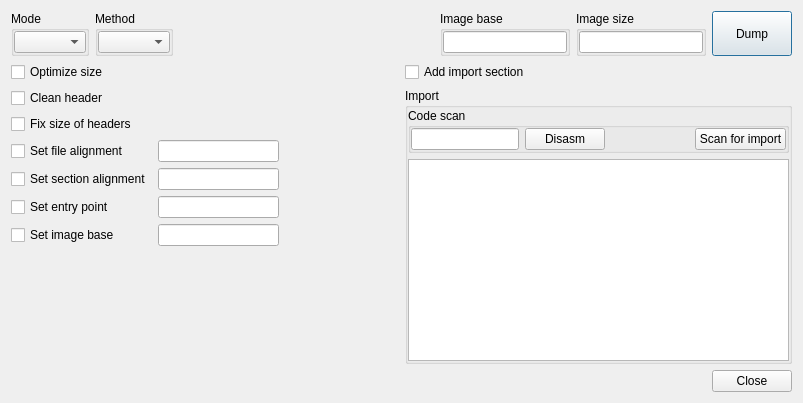
Old version of the form dialogdumpprocessmemory.ui in the repository horsicq/XProcessWidget.
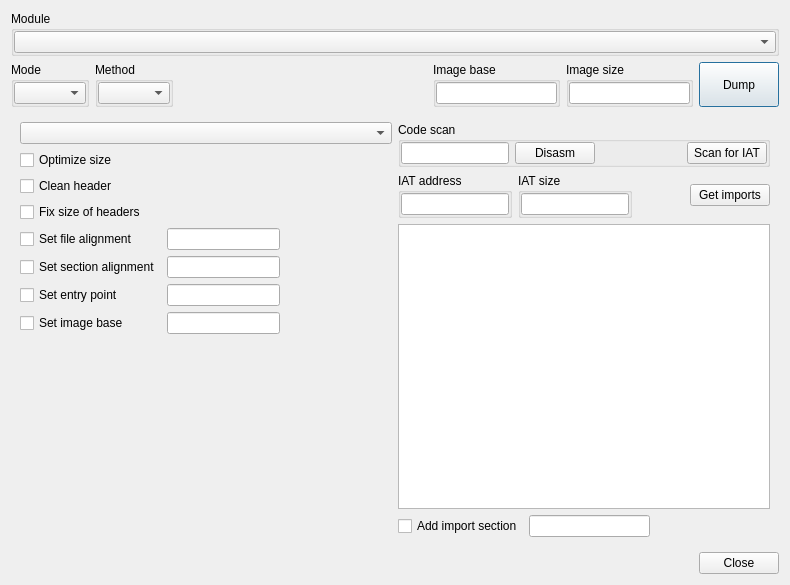
New version of the form. Custom widgets are drawn as their Qt base class.

Patch:
```diff
--- a/dialogdumpprocessmemory.ui
+++ b/dialogdumpprocessmemory.ui
@@ -9,8 +9,8 @@
    <rect>
     <x>0</x>
     <y>0</y>
-    <width>803</width>
-    <height>403</height>
+    <width>790</width>
+    <height>585</height>
    </rect>
   </property>
   <property name="windowTitle">
@@ -20,6 +20,30 @@
    <bool>true</bool>
   </property>
   <layout class="QVBoxLayout" name="verticalLayout_3">
+   <item>
+    <widget class="QGroupBox" name="groupBoxModule">
+     <property name="title">
+      <string>Module</string>
+     </property>
+     <layout class="QVBoxLayout" name="verticalLayout_10">
+      <property name="leftMargin">
+       <number>0</number>
+      </property>
+      <property name="topMargin">
+       <number>0</number>
+      </property>
+      <property name="rightMargin">
+       <number>0</number>
+      </property>
+      <property name="bottomMargin">
+       <number>0</number>
+      </property>
+      <item>
+       <widget class="QComboBox" name="comboBoxModule"/>
+      </item>
+     </layout>
+    </widget>
+   </item>
    <item>
     <layout class="QHBoxLayout" name="horizontalLayout_2">
      <item>
@@ -165,53 +189,53 @@
       <number>1</number>
      </property>
      <widget class="QWidget" name="pageRaw"/>
-     <widget class="QWidget" name="pageRebuild">
-      <layout class="QHBoxLayout" name="horizontalLayout_4">
-       <property name="leftMargin">
-        <number>0</number>
-       </property>
-       <property name="topMargin">
-        <number>0</number>
-       </property>
-       <property name="rightMargin">
-        <number>0</number>
-       </property>
-       <property name="bottomMargin">
-        <number>0</number>
-       </property>
+     <widget class="QWidget" name="pagePE">
+      <layout class="QHBoxLayout" name="horizontalLayout_5">
        <item>
-        <layout class="QVBoxLayout" name="verticalLayout_8">
+        <layout class="QVBoxLayout" name="verticalLayout_9">
+         <item>
+          <widget class="QComboBox" name="comboBoxUseHeaders"/>
+         </item>
          <item>
           <layout class="QGridLayout" name="gridLayout">
+           <item row="5" column="1">
+            <widget class="XLineEditHEX" name="lineEditSectionAlignment"/>
+           </item>
+           <item row="1" column="2">
+            <spacer name="horizontalSpacer_3">
+             <property name="orientation">
+              <enum>Qt::Horizontal</enum>
+             </property>
+             <property name="sizeHint" stdset="0">
+              <size>
+               <width>40</width>
+               <height>20</height>
+              </size>
+             </property>
+            </spacer>
+           </item>
+           <item row="7" column="2">
+            <spacer name="horizontalSpacer_7">
+             <property name="orientation">
+              <enum>Qt::Horizontal</enum>
+             </property>
+             <property name="sizeHint" stdset="0">
+              <size>
+               <width>40</width>
+               <height>20</height>
+              </size>
+             </property>
+            </spacer>
+           </item>
            <item row="1" column="0">
-            <widget class="QCheckBox" name="checkBoxCleanHeader">
-             <property name="text">
-              <string>Clean header</string>
-             </property>
-            </widget>
-           </item>
-           <item row="6" column="0">
-            <widget class="QCheckBox" name="checkBoxSetImageBase">
-             <property name="sizePolicy">
-              <sizepolicy hsizetype="Minimum" vsizetype="Fixed">
-               <horstretch>0</horstretch>
-               <verstretch>0</verstretch>
-              </sizepolicy>
-             </property>
-             <property name="text">
-              <string>Set image base</string>
-             </property>
-            </widget>
-           </item>
-           <item row="0" column="0">
             <widget class="QCheckBox" name="checkBoxOptimizeSize">
              <property name="text">
               <string>Optimize size</string>
              </property>
             </widget>
            </item>
-           <item row="5" column="2">
-            <spacer name="horizontalSpacer_6">
+           <item row="4" column="2">
+            <spacer name="horizontalSpacer_4">
              <property name="orientation">
               <enum>Qt::Horizontal</enum>
              </property>
@@ -223,51 +247,15 @@
              </property>
             </spacer>
            </item>
-           <item row="4" column="1">
-            <widget class="XLineEditHEX" name="lineEditSectionAlignment"/>
-           </item>
-           <item row="0" column="2">
-            <spacer name="horizontalSpacer_3">
-             <property name="orientation">
-              <enum>Qt::Horizontal</enum>
-             </property>
-             <property name="sizeHint" stdset="0">
-              <size>
-               <width>40</width>
-               <height>20</height>
-              </size>
-             </property>
-            </spacer>
-           </item>
-           <item row="3" column="0">
+           <item row="4" column="0">
             <widget class="QCheckBox" name="checkBoxSetFileAlignment">
              <property name="text">
               <string>Set file alignment</string>
              </property>
             </widget>
            </item>
-           <item row="4" column="0">
-            <widget class="QCheckBox" name="checkBoxSetSectionAlignment">
-             <property name="text">
-              <string>Set section alignment</string>
-             </property>
-            </widget>
-           </item>
-           <item row="5" column="0">
-            <widget class="QCheckBox" name="checkBoxSetEntryPoint">
-             <property name="sizePolicy">
-              <sizepolicy hsizetype="Minimum" vsizetype="Fixed">
-               <horstretch>0</horstretch>
-               <verstretch>0</verstretch>
-              </sizepolicy>
-             </property>
-             <property name="text">
-              <string>Set entry point</string>
-             </property>
-            </widget>
-           </item>
-           <item row="6" column="2">
-            <spacer name="horizontalSpacer_7">
+           <item row="2" column="2">
+            <spacer name="horizontalSpacer_8">
              <property name="orientation">
               <enum>Qt::Horizontal</enum>
              </property>
@@ -279,61 +267,88 @@
              </property>
             </spacer>
            </item>
-           <item row="3" column="1">
-            <widget class="XLineEditHEX" name="lineEditFileAlignment"/>
-           </item>
            <item row="6" column="1">
-            <widget class="XLineEditHEX" name="lineEditImageBase"/>
-           </item>
-           <item row="3" column="2">
-            <spacer name="horizontalSpacer_4">
-             <property name="orientation">
-              <enum>Qt::Horizontal</enum>
-             </property>
-             <property name="sizeHint" stdset="0">
-              <size>
-               <width>40</width>
-               <height>20</height>
-              </size>
-             </property>
-            </spacer>
-           </item>
-           <item row="5" column="1">
             <widget class="XLineEditHEX" name="lineEditEntryPoint"/>
            </item>
-           <item row="1" column="2">
-            <spacer name="horizontalSpacer_8">
-             <property name="orientation">
-              <enum>Qt::Horizontal</enum>
-             </property>
-             <property name="sizeHint" stdset="0">
-              <size>
-               <width>40</width>
-               <height>20</height>
-              </size>
-             </property>
-            </spacer>
-           </item>
-           <item row="4" column="2">
-            <spacer name="horizontalSpacer_5">
-             <property name="orientation">
-              <enum>Qt::Horizontal</enum>
-             </property>
-             <property name="sizeHint" stdset="0">
-              <size>
-               <width>40</width>
-               <height>20</height>
-              </size>
-             </property>
-            </spacer>
-           </item>
-           <item row="2" column="0">
+           <item row="3" column="0">
             <widget class="QCheckBox" name="checkBoxFixSizeOfHeaders">
              <property name="text">
               <string>Fix size of headers</string>
              </property>
             </widget>
            </item>
+           <item row="6" column="2">
+            <spacer name="horizontalSpacer_6">
+             <property name="orientation">
+              <enum>Qt::Horizontal</enum>
+             </property>
+             <property name="sizeHint" stdset="0">
+              <size>
+               <width>40</width>
+               <height>20</height>
+              </size>
+             </property>
+            </spacer>
+           </item>
+           <item row="7" column="0">
+            <widget class="QCheckBox" name="checkBoxSetImageBase">
+             <property name="sizePolicy">
+              <sizepolicy hsizetype="Minimum" vsizetype="Fixed">
+               <horstretch>0</horstretch>
+               <verstretch>0</verstretch>
+              </sizepolicy>
+             </property>
+             <property name="text">
+              <string>Set image base</string>
+             </property>
+            </widget>
+           </item>
+           <item row="5" column="2">
+            <spacer name="horizontalSpacer_5">
+             <property name="orientation">
+              <enum>Qt::Horizontal</enum>
+             </property>
+             <property name="sizeHint" stdset="0">
+              <size>
+               <width>40</width>
+               <height>20</height>
+              </size>
+             </property>
+            </spacer>
+           </item>
+           <item row="6" column="0">
+            <widget class="QCheckBox" name="checkBoxSetEntryPoint">
+             <property name="sizePolicy">
+              <sizepolicy hsizetype="Minimum" vsizetype="Fixed">
+               <horstretch>0</horstretch>
+               <verstretch>0</verstretch>
+              </sizepolicy>
+             </property>
+             <property name="text">
+              <string>Set entry point</string>
+             </property>
+            </widget>
+           </item>
+           <item row="7" column="1">
+            <widget class="XLineEditHEX" name="lineEditImageBase"/>
+           </item>
+           <item row="2" column="0">
+            <widget class="QCheckBox" name="checkBoxCleanHeader">
+             <property name="text">
+              <string>Clean header</string>
+             </property>
+            </widget>
+           </item>
+           <item row="4" column="1">
+            <widget class="XLineEditHEX" name="lineEditFileAlignment"/>
+           </item>
+           <item row="5" column="0">
+            <widget class="QCheckBox" name="checkBoxSetSectionAlignment">
+             <property name="text">
+              <string>Set section alignment</string>
+             </property>
+            </widget>
+           </item>
           </layout>
          </item>
          <item>
@@ -352,66 +367,13 @@
         </layout>
        </item>
        <item>
-        <layout class="QVBoxLayout" name="verticalLayout_7">
+        <layout class="QVBoxLayout" name="verticalLayout_8">
          <item>
-          <layout class="QHBoxLayout" name="horizontalLayout_9">
-           <item>
-            <widget class="QCheckBox" name="checkBoxAddImportSection">
-             <property name="text">
-              <string>Add import section</string>
-             </property>
-            </widget>
-           </item>
-           <item>
-            <spacer name="horizontalSpacer_18">
-             <property name="orientation">
-              <enum>Qt::Horizontal</enum>
-             </property>
-             <property name="sizeHint" stdset="0">
-              <size>
-               <width>40</width>
-               <height>20</height>
-              </size>
-             </property>
-            </spacer>
-           </item>
-           <item>
-            <spacer name="horizontalSpacer_9">
-             <property name="orientation">
-              <enum>Qt::Horizontal</enum>
-             </property>
-             <property name="sizeHint" stdset="0">
-              <size>
-               <width>40</width>
-               <height>20</height>
-              </size>
-             </property>
-            </spacer>
-           </item>
-           <item>
-            <spacer name="horizontalSpacer_16">
-             <property name="orientation">
-              <enum>Qt::Horizontal</enum>
-             </property>
-             <property name="sizeHint" stdset="0">
-              <size>
-               <width>40</width>
-               <height>20</height>
-              </size>
-             </property>
-            </spacer>
-           </item>
-          </layout>
-         </item>
-         <item>
-          <widget class="QGroupBox" name="groupBoxImport">
+          <widget class="QGroupBox" name="groupBoxCodeScan">
            <property name="title">
-            <string>Import</string>
+            <string>Code scan</string>
            </property>
-           <property name="checkable">
-            <bool>false</bool>
-           </property>
-           <layout class="QVBoxLayout" name="verticalLayout_6">
+           <layout class="QHBoxLayout" name="horizontalLayout_3">
             <property name="leftMargin">
              <number>0</number>
             </property>
@@ -425,66 +387,158 @@
              <number>0</number>
             </property>
             <item>
-             <layout class="QHBoxLayout" name="horizontalLayout_10">
-              <item>
-               <widget class="QGroupBox" name="groupBoxCodeScan">
-                <property name="title">
-                 <string>Code scan</string>
-                </property>
-                <layout class="QHBoxLayout" name="horizontalLayout_3">
-                 <property name="leftMargin">
-                  <number>0</number>
-                 </property>
-                 <property name="topMargin">
-                  <number>0</number>
-                 </property>
-                 <property name="rightMargin">
-                  <number>0</number>
-                 </property>
-                 <property name="bottomMargin">
-                  <number>0</number>
-                 </property>
-                 <item>
-                  <widget class="XLineEditHEX" name="lineEditImportAddressOfCode"/>
-                 </item>
-                 <item>
-                  <widget class="QPushButton" name="pushButtonCodeDisasm">
-                   <property name="text">
-                    <string>Disasm</string>
-                   </property>
-                  </widget>
-                 </item>
-                 <item>
-                  <spacer name="horizontalSpacer_15">
-                   <property name="orientation">
-                    <enum>Qt::Horizontal</enum>
-                   </property>
-                   <property name="sizeHint" stdset="0">
-                    <size>
-                     <width>40</width>
-                     <height>20</height>
-                    </size>
-                   </property>
-                  </spacer>
-                 </item>
-                 <item>
-                  <widget class="QPushButton" name="pushButtonImportScan">
-                   <property name="text">
-                    <string>Scan for import</string>
-                   </property>
-                  </widget>
-                 </item>
-                </layout>
-               </widget>
-              </item>
-             </layout>
+             <widget class="XLineEditHEX" name="lineEditImportAddressOfCode"/>
             </item>
             <item>
-             <widget class="QTableWidget" name="tableWidget"/>
+             <widget class="QPushButton" name="pushButtonCodeDisasm">
+              <property name="text">
+               <string>Disasm</string>
+              </property>
+             </widget>
+            </item>
+            <item>
+             <spacer name="horizontalSpacer_15">
+              <property name="orientation">
+               <enum>Qt::Horizontal</enum>
+              </property>
+              <property name="sizeHint" stdset="0">
+               <size>
+                <width>40</width>
+                <height>20</height>
+               </size>
+              </property>
+             </spacer>
+            </item>
+            <item>
+             <widget class="QPushButton" name="pushButtonScanForIAT">
+              <property name="text">
+               <string>Scan for IAT</string>
+              </property>
+             </widget>
             </item>
            </layout>
           </widget>
          </item>
+         <item>
+          <layout class="QHBoxLayout" name="horizontalLayout_4">
+           <item>
+            <widget class="QGroupBox" name="groupBoxIATAddress">
+             <property name="sizePolicy">
+              <sizepolicy hsizetype="Preferred" vsizetype="Fixed">
+               <horstretch>0</horstretch>
+               <verstretch>0</verstretch>
+              </sizepolicy>
+             </property>
+             <property name="title">
+              <string>IAT address</string>
+             </property>
+             <layout class="QVBoxLayout" name="verticalLayout_7">
+              <property name="leftMargin">
+               <number>0</number>
+              </property>
+              <property name="topMargin">
+               <number>0</number>
+              </property>
+              <property name="rightMargin">
+               <number>0</number>
+              </property>
+              <property name="bottomMargin">
+               <number>0</number>
+              </property>
+              <item>
+               <widget class="XLineEditHEX" name="lineEditIATAddress"/>
+              </item>
+             </layout>
+            </widget>
+           </item>
+           <item>
+            <widget class="QGroupBox" name="groupBoxIATSize">
+             <property name="sizePolicy">
+              <sizepolicy hsizetype="Preferred" vsizetype="Fixed">
+               <horstretch>0</horstretch>
+               <verstretch>0</verstretch>
+              </sizepolicy>
+             </property>
+             <property name="title">
+              <string>IAT size</string>
+             </property>
+             <layout class="QVBoxLayout" name="verticalLayout_6">
+              <property name="leftMargin">
+               <number>0</number>
+              </property>
+              <property name="topMargin">
+               <number>0</number>
+              </property>
+              <property name="rightMargin">
+               <number>0</number>
+              </property>
+              <property name="bottomMargin">
+               <number>0</number>
+              </property>
+              <item>
+               <widget class="XLineEditHEX" name="lineEditIATSize"/>
+              </item>
+             </layout>
+            </widget>
+           </item>
+           <item>
+            <spacer name="horizontalSpacer_11">
+             <property name="orientation">
+              <enum>Qt::Horizontal</enum>
+             </property>
+             <property name="sizeHint" stdset="0">
+              <size>
+               <width>40</width>
+               <height>20</height>
+              </size>
+             </property>
+            </spacer>
+           </item>
+           <item>
+            <widget class="QPushButton" name="pushButtonGetImports">
+             <property name="sizePolicy">
+              <sizepolicy hsizetype="Minimum" vsizetype="Fixed">
+               <horstretch>0</horstretch>
+               <verstretch>0</verstretch>
+              </sizepolicy>
+             </property>
+             <property name="text">
+              <string>Get imports</string>
+             </property>
+            </widget>
+           </item>
+          </layout>
+         </item>
+         <item>
+          <widget class="QTableWidget" name="tableWidget"/>
+         </item>
+         <item>
+          <layout class="QGridLayout" name="gridLayout_2">
+           <item row="0" column="1">
+            <widget class="XLineEditHEX" name="lineEditImportSectionName"/>
+           </item>
+           <item row="0" column="0">
+            <widget class="QCheckBox" name="checkBoxAddImportSection">
+             <property name="text">
+              <string>Add import section</string>
+             </property>
+            </widget>
+           </item>
+           <item row="0" column="2">
+            <spacer name="horizontalSpacer_9">
+             <property name="orientation">
+              <enum>Qt::Horizontal</enum>
+             </property>
+             <property name="sizeHint" stdset="0">
+              <size>
+               <width>40</width>
+               <height>20</height>
+              </size>
+             </property>
+            </spacer>
+           </item>
+          </layout>
+         </item>
         </layout>
        </item>
       </layout>
```
